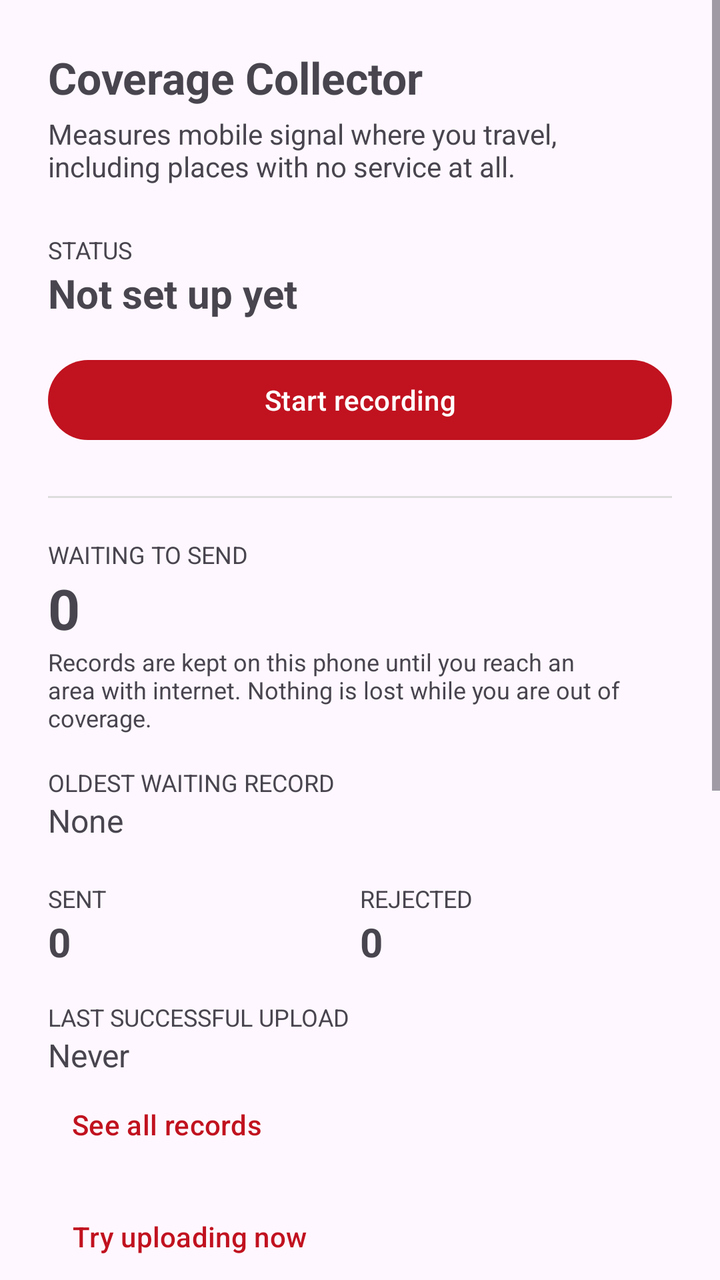
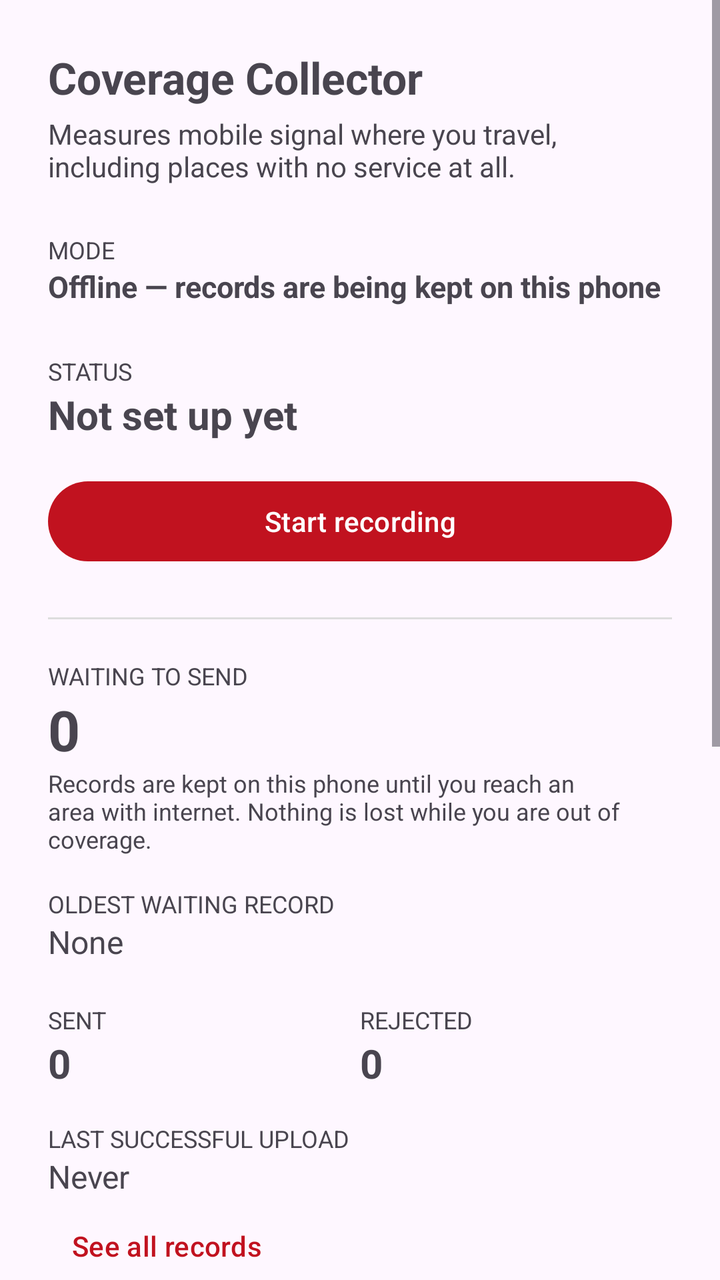

Two renders of the same Android screen: before a commit and after it. Below are the layout's source before the change and the commit's diff.
<!-- AndroidManifest.xml: application theme Theme.Collector -->
<!-- res/layout/activity_main.xml -->
<?xml version="1.0" encoding="utf-8"?>
<ScrollView xmlns:android="http://schemas.android.com/apk/res/android"
    android:layout_width="match_parent"
    android:layout_height="match_parent"
    android:fillViewport="true">

    <LinearLayout
        android:layout_width="match_parent"
        android:layout_height="wrap_content"
        android:orientation="vertical"
        android:padding="24dp">

        <TextView
            android:layout_width="match_parent"
            android:layout_height="wrap_content"
            android:text="@string/app_name"
            android:textSize="22sp"
            android:textStyle="bold" />

        <TextView
            android:layout_width="match_parent"
            android:layout_height="wrap_content"
            android:layout_marginTop="4dp"
            android:text="@string/app_tagline"
            android:textSize="14sp" />

        <TextView
            android:id="@+id/permissionWarning"
            android:layout_width="match_parent"
            android:layout_height="wrap_content"
            android:layout_marginTop="16dp"
            android:background="#FFF7E6"
            android:padding="12dp"
            android:text="@string/warning_permissions"
            android:textColor="#6B4E00"
            android:textSize="13sp"
            android:visibility="gone" />

        <TextView
            android:layout_width="match_parent"
            android:layout_height="wrap_content"
            android:layout_marginTop="24dp"
            android:text="@string/label_status"
            android:textSize="12sp"
            android:textAllCaps="true" />

        <TextView
            android:id="@+id/statusValue"
            android:layout_width="match_parent"
            android:layout_height="wrap_content"
            android:text="@string/status_not_enrolled"
            android:textSize="20sp"
            android:textStyle="bold" />

        <Button
            android:id="@+id/toggleButton"
            android:layout_width="match_parent"
            android:layout_height="wrap_content"
            android:layout_marginTop="16dp"
            android:text="@string/action_start" />

        <View
            android:layout_width="match_parent"
            android:layout_height="1dp"
            android:layout_marginTop="24dp"
            android:background="#DDDDDD" />

        <TextView
            android:layout_width="match_parent"
            android:layout_height="wrap_content"
            android:layout_marginTop="20dp"
            android:text="@string/label_queued"
            android:textSize="12sp"
            android:textAllCaps="true" />

        <TextView
            android:id="@+id/queuedValue"
            android:layout_width="match_parent"
            android:layout_height="wrap_content"
            android:text="0"
            android:textSize="28sp"
            android:textStyle="bold" />

        <TextView
            android:layout_width="match_parent"
            android:layout_height="wrap_content"
            android:text="@string/hint_queued"
            android:textSize="12sp" />

        <TextView
            android:layout_width="match_parent"
            android:layout_height="wrap_content"
            android:layout_marginTop="16dp"
            android:text="@string/label_oldest"
            android:textSize="12sp"
            android:textAllCaps="true" />

        <TextView
            android:id="@+id/oldestValue"
            android:layout_width="match_parent"
            android:layout_height="wrap_content"
            android:text="@string/none"
            android:textSize="16sp" />

        <LinearLayout
            android:layout_width="match_parent"
            android:layout_height="wrap_content"
            android:layout_marginTop="20dp"
            android:orientation="horizontal">

            <LinearLayout
                android:layout_width="0dp"
                android:layout_height="wrap_content"
                android:layout_weight="1"
                android:orientation="vertical">

                <TextView
                    android:layout_width="wrap_content"
                    android:layout_height="wrap_content"
                    android:text="@string/label_sent"
                    android:textSize="12sp"
                    android:textAllCaps="true" />

                <TextView
                    android:id="@+id/sentValue"
                    android:layout_width="wrap_content"
                    android:layout_height="wrap_content"
                    android:text="0"
                    android:textSize="20sp"
                    android:textStyle="bold" />
            </LinearLayout>

            <LinearLayout
                android:layout_width="0dp"
                android:layout_height="wrap_content"
                android:layout_weight="1"
                android:orientation="vertical">

                <TextView
                    android:layout_width="wrap_content"
                    android:layout_height="wrap_content"
                    android:text="@string/label_rejected"
                    android:textSize="12sp"
                    android:textAllCaps="true" />

                <TextView
                    android:id="@+id/rejectedValue"
                    android:layout_width="wrap_content"
                    android:layout_height="wrap_content"
                    android:text="0"
                    android:textSize="20sp"
                    android:textStyle="bold" />
            </LinearLayout>
        </LinearLayout>

        <TextView
            android:layout_width="match_parent"
            android:layout_height="wrap_content"
            android:layout_marginTop="16dp"
            android:text="@string/label_last_upload"
            android:textSize="12sp"
            android:textAllCaps="true" />

        <TextView
            android:id="@+id/lastUploadValue"
            android:layout_width="match_parent"
            android:layout_height="wrap_content"
            android:text="@string/never"
            android:textSize="16sp" />

        <Button
            android:id="@+id/recordsButton"
            style="?attr/borderlessButtonStyle"
            android:layout_width="wrap_content"
            android:layout_height="wrap_content"
            android:text="@string/action_view_records" />

        <Button
            android:id="@+id/uploadButton"
            style="?attr/borderlessButtonStyle"
            android:layout_width="wrap_content"
            android:layout_height="wrap_content"
            android:layout_marginTop="8dp"
            android:text="@string/action_upload_now" />

        <TextView
            android:layout_width="match_parent"
            android:layout_height="wrap_content"
            android:layout_marginTop="20dp"
            android:text="@string/connection_label"
            android:textSize="12sp"
            android:textAllCaps="true" />

        <TextView
            android:id="@+id/connectionValue"
            android:layout_width="match_parent"
            android:layout_height="wrap_content"
            android:text="@string/connection_unknown"
            android:textSize="18sp"
            android:textStyle="bold" />

        <TextView
            android:id="@+id/connectionDetail"
            android:layout_width="match_parent"
            android:layout_height="wrap_content"
            android:textSize="12sp" />

        <Button
            android:id="@+id/checkConnectionButton"
            android:layout_width="match_parent"
            android:layout_height="wrap_content"
            android:layout_marginTop="8dp"
            android:text="@string/action_check_connection" />

        <TextView
            android:layout_width="match_parent"
            android:layout_height="wrap_content"
            android:layout_marginTop="24dp"
            android:text="@string/label_server"
            android:textSize="12sp"
            android:textAllCaps="true" />

        <EditText
            android:id="@+id/serverValue"
            android:layout_width="match_parent"
            android:layout_height="wrap_content"
            android:hint="@string/hint_server"
            android:importantForAutofill="no"
            android:inputType="textUri"
            android:maxLines="1"
            android:textSize="14sp" />

        <LinearLayout
            android:layout_width="match_parent"
            android:layout_height="wrap_content"
            android:orientation="horizontal">

            <Button
                android:id="@+id/saveServerButton"
                style="?attr/borderlessButtonStyle"
                android:layout_width="wrap_content"
                android:layout_height="wrap_content"
                android:text="@string/action_save_server" />

            <Button
                android:id="@+id/resetServerButton"
                style="?attr/borderlessButtonStyle"
                android:layout_width="wrap_content"
                android:layout_height="wrap_content"
                android:text="@string/action_reset_server" />
        </LinearLayout>

        <TextView
            android:layout_width="match_parent"
            android:layout_height="wrap_content"
            android:text="@string/hint_server_help"
            android:textSize="12sp" />

        <TextView
            android:layout_width="match_parent"
            android:layout_height="wrap_content"
            android:layout_marginTop="24dp"
            android:text="@string/privacy_note"
            android:textSize="12sp" />

    </LinearLayout>
</ScrollView>
<!-- resources referenced by this layout -->
<resources>
  <string name="action_check_connection">Check connection</string>
  <string name="action_reset_server">Use default</string>
  <string name="action_save_server">Save server address</string>
  <string name="action_start">Start recording</string>
  <string name="action_upload_now">Try uploading now</string>
  <string name="action_view_records">See all records</string>
  <string name="app_name">Coverage Collector</string>
  <string name="app_tagline">Measures mobile signal where you travel, including places with no service at all.</string>
  <string name="connection_label">Connection</string>
  <string name="connection_unknown">Not checked yet</string>
  <string name="hint_queued">Records are kept on this phone until you reach an area with internet. Nothing is lost while you are out of coverage.</string>
  <string name="hint_server">https://example.com</string>
  <string name="hint_server_help">Change this if the server moves. The address must start with http:// or https://, with no path after the host.</string>
  <string name="label_last_upload">Last successful upload</string>
  <string name="label_oldest">Oldest waiting record</string>
  <string name="label_queued">Waiting to send</string>
  <string name="label_rejected">Rejected</string>
  <string name="label_sent">Sent</string>
  <string name="label_server">Server</string>
  <string name="label_status">Status</string>
  <string name="never">Never</string>
  <string name="none">None</string>
  <string name="privacy_note">This app records signal strength and position only. It does not collect your phone number, contacts, or any account. Positions are combined into map areas before anyone sees them.</string>
  <string name="status_not_enrolled">Not set up yet</string>
  <string name="warning_permissions">Location permission is not fully granted. Without it the phone cannot read signal strength, and recording will stop when the screen turns off.</string>
  <style name="Theme.Collector" parent="Theme.Material3.DayNight">
          <item name="colorPrimary">@color/primary</item>
          <item name="colorOnPrimary">@color/on_primary</item>
      </style>
  <color name="primary">#C1121F</color>
  <color name="on_primary">#FFFFFF</color>
</resources>

<!-- the commit's change to res/layout/activity_main.xml (unified diff, before → after) -->
@@ -40,6 +40,22 @@
             android:layout_width="match_parent"
             android:layout_height="wrap_content"
             android:layout_marginTop="24dp"
+            android:text="@string/label_mode"
+            android:textSize="12sp"
+            android:textAllCaps="true" />
+
+        <TextView
+            android:id="@+id/modeValue"
+            android:layout_width="match_parent"
+            android:layout_height="wrap_content"
+            android:text="@string/mode_offline"
+            android:textSize="15sp"
+            android:textStyle="bold" />
+
+        <TextView
+            android:layout_width="match_parent"
+            android:layout_height="wrap_content"
+            android:layout_marginTop="24dp"
             android:text="@string/label_status"
             android:textSize="12sp"
             android:textAllCaps="true" />
<!-- resource entries referenced after the edit -->
@@ -14,12 +14,14 @@
   <string name="hint_server">https://example.com</string>
   <string name="hint_server_help">Change this if the server moves. The address must start with http:// or https://, with no path after the host.</string>
   <string name="label_last_upload">Last successful upload</string>
+  <string name="label_mode">Mode</string>
   <string name="label_oldest">Oldest waiting record</string>
   <string name="label_queued">Waiting to send</string>
   <string name="label_rejected">Rejected</string>
   <string name="label_sent">Sent</string>
   <string name="label_server">Server</string>
   <string name="label_status">Status</string>
+  <string name="mode_offline">Offline — records are being kept on this phone</string>
   <string name="never">Never</string>
   <string name="none">None</string>
   <string name="privacy_note">This app records signal strength and position only. It does not collect your phone number, contacts, or any account. Positions are combined into map areas before anyone sees them.</string>
